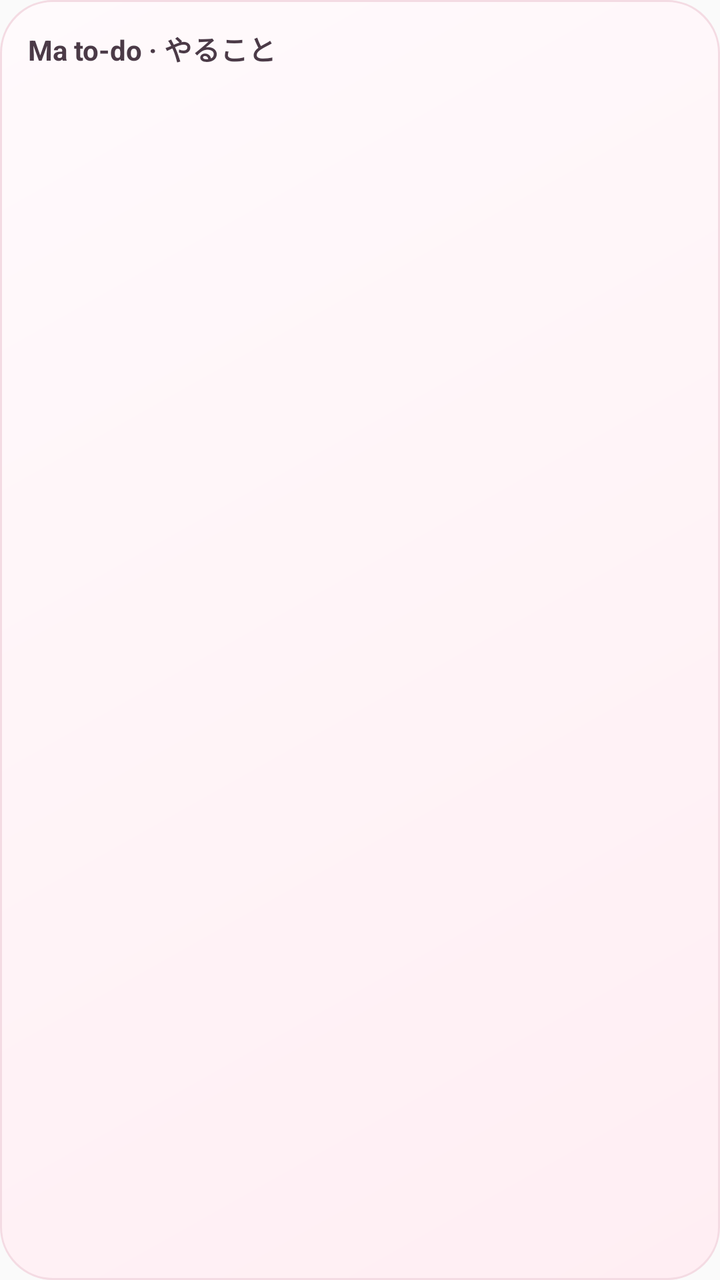
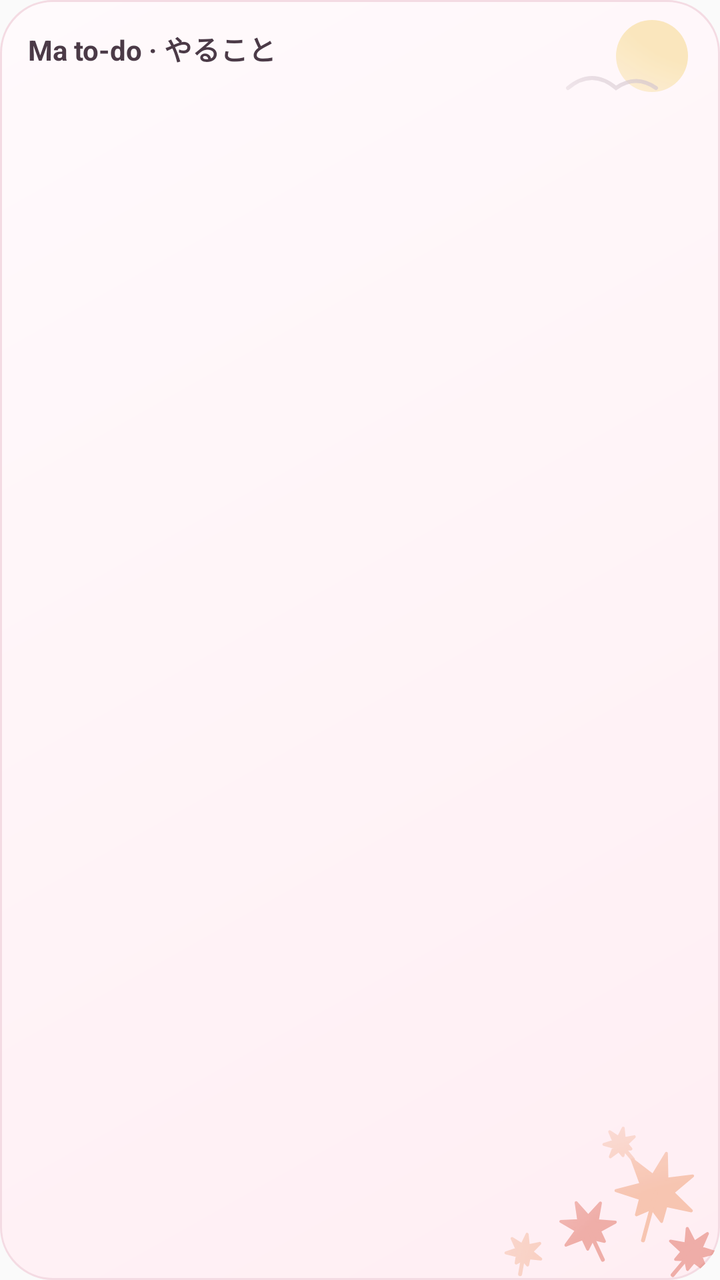

Before-and-after screenshots of an Android layout around one commit, followed by the original layout XML and the change that was made.
<!-- AndroidManifest.xml: application theme AppTheme -->
<!-- res/layout/widget_todo.xml -->
<?xml version="1.0" encoding="utf-8"?>
<LinearLayout xmlns:android="http://schemas.android.com/apk/res/android"
    android:id="@+id/w_root" android:layout_width="match_parent" android:layout_height="match_parent"
    android:background="@drawable/widget_bg" android:orientation="vertical" android:padding="14dp">
    <LinearLayout android:layout_width="match_parent" android:layout_height="wrap_content" android:gravity="center_vertical" android:orientation="horizontal">
        <TextView android:layout_width="0dp" android:layout_height="wrap_content" android:layout_weight="1" android:text="Ma to-do · やること" android:textColor="@color/w_text" android:textSize="14sp" android:textStyle="bold" />
        <TextView android:id="@+id/w_count" android:layout_width="wrap_content" android:layout_height="wrap_content" android:textColor="@color/w_accent" android:textSize="14sp" android:textStyle="bold" />
    </LinearLayout>
    <TextView android:id="@+id/w_t0" android:layout_width="match_parent" android:layout_height="wrap_content" android:layout_marginTop="6dp" android:ellipsize="end" android:maxLines="1" android:textColor="@color/w_text" android:textSize="14sp" android:visibility="gone" />
    <TextView android:id="@+id/w_t1" android:layout_width="match_parent" android:layout_height="wrap_content" android:layout_marginTop="6dp" android:ellipsize="end" android:maxLines="1" android:textColor="@color/w_text" android:textSize="14sp" android:visibility="gone" />
    <TextView android:id="@+id/w_t2" android:layout_width="match_parent" android:layout_height="wrap_content" android:layout_marginTop="6dp" android:ellipsize="end" android:maxLines="1" android:textColor="@color/w_text" android:textSize="14sp" android:visibility="gone" />
    <TextView android:id="@+id/w_t3" android:layout_width="match_parent" android:layout_height="wrap_content" android:layout_marginTop="6dp" android:ellipsize="end" android:maxLines="1" android:textColor="@color/w_text" android:textSize="14sp" android:visibility="gone" />
    <TextView android:id="@+id/w_empty" android:layout_width="match_parent" android:layout_height="0dp" android:layout_weight="1" android:gravity="center" android:text="Rien à faire, profite ✿" android:textColor="@color/w_muted" android:textSize="14sp" android:visibility="gone" />
    <TextView android:id="@+id/w_more" android:layout_width="wrap_content" android:layout_height="wrap_content" android:layout_marginTop="6dp" android:textColor="@color/w_muted" android:textSize="12sp" android:visibility="gone" />
</LinearLayout>
<!-- resources referenced by this layout -->
<resources>
  <color name="w_accent">#FFD9708D</color>
  <color name="w_muted">#FF9B8594</color>
  <color name="w_text">#FF4B3A47</color>
  <!-- drawable widget_bg (drawable) -->
  <?xml version="1.0" encoding="utf-8"?>
  <shape xmlns:android="http://schemas.android.com/apk/res/android" android:shape="rectangle">
      <corners android:radius="26dp" />
      <gradient android:angle="315" android:startColor="@color/w_bg" android:endColor="@color/w_bg2" />
      <stroke android:width="1dp" android:color="@color/w_stroke" />
  </shape>
  <style name="AppTheme" parent="Theme.AppCompat.Light.DarkActionBar">
          
          <item name="colorPrimary">@color/colorPrimary</item>
          <item name="colorPrimaryDark">@color/colorPrimaryDark</item>
          <item name="colorAccent">@color/colorAccent</item>
      </style>
  <color name="w_bg">#FFFFFAFC</color>
  <color name="w_bg2">#FFFFEEF3</color>
  <color name="w_stroke">#FFF4DBE3</color>
</resources>

<!-- the commit's change to res/layout/widget_todo.xml (unified diff, before → after) -->
@@ -1,7 +1,14 @@
 <?xml version="1.0" encoding="utf-8"?>
-<LinearLayout xmlns:android="http://schemas.android.com/apk/res/android"
+<FrameLayout xmlns:android="http://schemas.android.com/apk/res/android"
     android:id="@+id/w_root" android:layout_width="match_parent" android:layout_height="match_parent"
-    android:background="@drawable/widget_bg" android:orientation="vertical" android:padding="14dp">
+    android:background="@drawable/widget_bg">
+    <ImageView android:id="@+id/w_art_br" android:layout_width="150dp" android:layout_height="96dp" android:layout_gravity="bottom|end"
+        android:importantForAccessibility="no" android:scaleType="fitXY" android:src="@drawable/w_art_aki_br" />
+    <ImageView android:id="@+id/w_art_tr" android:layout_width="96dp" android:layout_height="64dp" android:layout_gravity="top|end"
+        android:importantForAccessibility="no" android:scaleType="fitXY" android:src="@drawable/w_art_aki_tr" />
+<LinearLayout
+     android:layout_width="match_parent" android:layout_height="match_parent"
+     android:orientation="vertical" android:padding="14dp">
     <LinearLayout android:layout_width="match_parent" android:layout_height="wrap_content" android:gravity="center_vertical" android:orientation="horizontal">
         <TextView android:layout_width="0dp" android:layout_height="wrap_content" android:layout_weight="1" android:text="Ma to-do · やること" android:textColor="@color/w_text" android:textSize="14sp" android:textStyle="bold" />
         <TextView android:id="@+id/w_count" android:layout_width="wrap_content" android:layout_height="wrap_content" android:textColor="@color/w_accent" android:textSize="14sp" android:textStyle="bold" />
@@ -13,3 +20,4 @@
     <TextView android:id="@+id/w_empty" android:layout_width="match_parent" android:layout_height="0dp" android:layout_weight="1" android:gravity="center" android:text="Rien à faire, profite ✿" android:textColor="@color/w_muted" android:textSize="14sp" android:visibility="gone" />
     <TextView android:id="@+id/w_more" android:layout_width="wrap_content" android:layout_height="wrap_content" android:layout_marginTop="6dp" android:textColor="@color/w_muted" android:textSize="12sp" android:visibility="gone" />
 </LinearLayout>
+</FrameLayout>
<!-- resource entries referenced after the edit -->
@@ -3,6 +3,8 @@
   <color name="w_accent">#FFD9708D</color>
   <color name="w_muted">#FF9B8594</color>
   <color name="w_text">#FF4B3A47</color>
+  <!-- drawable w_art_aki_br: png bitmap (drawable-night-nodpi, 16971 bytes) -->
+  <!-- drawable w_art_aki_tr: png bitmap (drawable-night-nodpi, 6536 bytes) -->
   <!-- drawable widget_bg (drawable) -->
   <?xml version="1.0" encoding="utf-8"?>
   <shape xmlns:android="http://schemas.android.com/apk/res/android" android:shape="rectangle">
